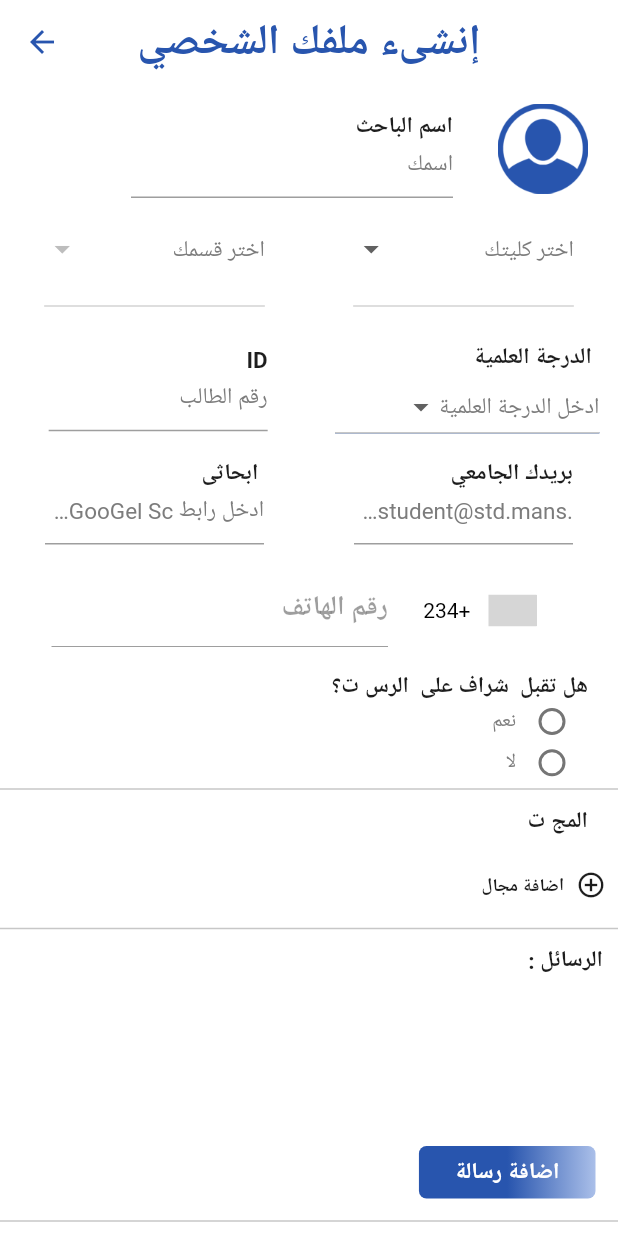
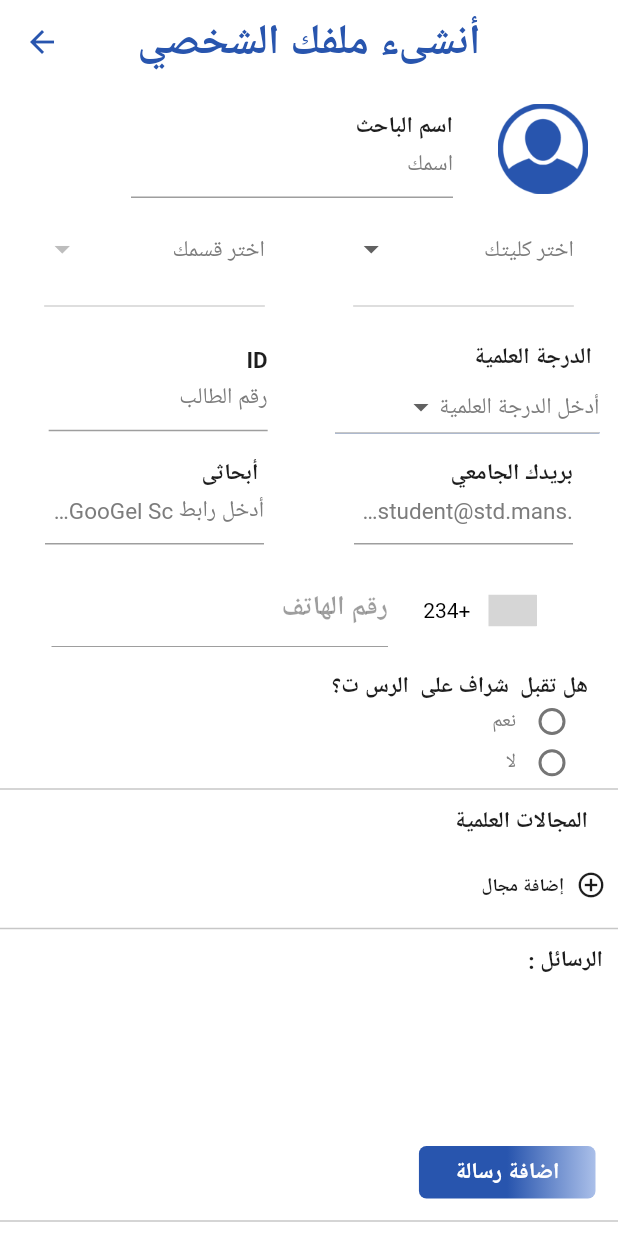
Before and after one commit to EbrahimMShaaban/eshraf, a Flutter app: the CreateMemberProfile screen opened directly, on a phone screen of 412 x 824 dp. Run offline on Flutter 3.47's test engine with Material 2 defaults, Android fonts, the phone set to English and light mode, and no system bars; drawn by our look-alikes of intl_phone_number_input; our stand-ins replace awesome_dialog, cloud_firestore, emoji_picker_flutter, firebase_auth, firebase_core, firebase_messaging and 4 more; missing offline and left inert: flutter_email_sender, quds_ui_kit; accounts and stored records are empty; Roboto replaces fonts that are missing (Cairo); grey boxes are pictures that could not be loaded.

Commit message:
edit arabic text in sign up and welcome screen

```diff
--- a/lib/screens/profile/facultymember/create_profile/view.dart
+++ b/lib/screens/profile/facultymember/create_profile/view.dart
@@ -48,7 +48,7 @@ class _CreateMemberProfileState extends State<CreateMemberProfile> {
 
 
   List<String> selectedDepartment = <String>[];
-  List<String> selectedDegree = <String>['دكتوراة'];
+  List<String> selectedDegree = <String>['دكتوراه'];
   final GlobalKey<FormState> formKey = GlobalKey<FormState>();
 
   ///phonenumber varibles
@@ -102,7 +102,7 @@ class _CreateMemberProfileState extends State<CreateMemberProfile> {
       backgroundColor: white,
       appBar: AppBar(
           backgroundColor: white,
-          title: Text('إنشىء ملفك الشخصي',
+          title: Text('أنشىء ملفك الشخصي',
               style: GoogleFonts.cairo(
                 textStyle: const TextStyle(
                     color: blue, fontWeight: FontWeight.bold, fontSize: 28),
@@ -168,7 +168,7 @@ class _CreateMemberProfileState extends State<CreateMemberProfile> {
                                 },
                                 validator: (value) {
                                   if (value.isEmpty) {
-                                    return 'الرجاء ادخال  سم ';
+                                    return 'الرجاء إدخال اسم ';
                                   }
                                 },
                                 controller: nameuser,
@@ -253,7 +253,7 @@ class _CreateMemberProfileState extends State<CreateMemberProfile> {
                                     const EdgeInsets.symmetric(horizontal: 10),
                                 child: DropdownButton<String>(
                                   hint: Text(
-                                    'ادخل الدرجة العلمية',
+                                    'أدخل الدرجة العلمية',
                                     style: hintStyle,
                                   ),
                                   value: prov.degreeMember,
@@ -334,7 +334,7 @@ class _CreateMemberProfileState extends State<CreateMemberProfile> {
                               controller: email,
                               validator: (value) {
                                 if (value.isEmpty) {
-                                  return 'الرجاءادخال بريدك الجامعي ';
+                                  return 'الرجاءإدخال بريدك الجامعي ';
                                 }
                               },
                               // initialValue: widget.email,
@@ -354,8 +354,8 @@ class _CreateMemberProfileState extends State<CreateMemberProfile> {
                                   return 'برجاءادخال رابط GooGel School ';
                                 }
                               },
-                              hintText: "ادخل رابط GooGel School",
-                              labelText: " ابحاثى",
+                              hintText: "أدخل رابط GooGel School",
+                              labelText: " أبحاثى",
                               scure: false,
                             )),
                       ),
@@ -402,7 +402,7 @@ class _CreateMemberProfileState extends State<CreateMemberProfile> {
                             formatInput: true,
                             validator: (value) {
                               if (value!.isEmpty) {
-                                return 'الرجاء ادخال رقم الهاتف';
+                                return 'الرجاء إدخال رقم الهاتف';
                               }
                             },
                             keyboardType: const TextInputType.numberWithOptions(
@@ -431,7 +431,7 @@ class _CreateMemberProfileState extends State<CreateMemberProfile> {
                 padding:
                     const EdgeInsets.symmetric(horizontal: 20, vertical: 10),
                 child: Text(
-                  'المج ت',
+                  'المجالات العلمية',
                   style: labelStyle3,
                 ),
               ),
@@ -483,7 +483,7 @@ class _CreateMemberProfileState extends State<CreateMemberProfile> {
                     size: 20,
                   ),
                   label: Text(
-                    'اضافة مجال',
+                    'إضافة مجال',
                     style: hintStyle4,
                   )),
               const Divider(
--- a/lib/screens/splash_screen/view.dart
+++ b/lib/screens/splash_screen/view.dart
@@ -8,7 +8,7 @@ import 'package:flutter/material.dart';
 import 'package:provider/provider.dart';
 
 import '../../main.dart';
-import 'package:animated_splash_screen/animated_splash_screen.dart';
+
 
 class SplashScreen extends StatefulWidget {
   const SplashScreen({Key? key}) : super(key: key);
```
Also changed, not shown: lib/screens/registration/signup_screen/singup_screen.dart (+10 -10 lines), 1 other file.
